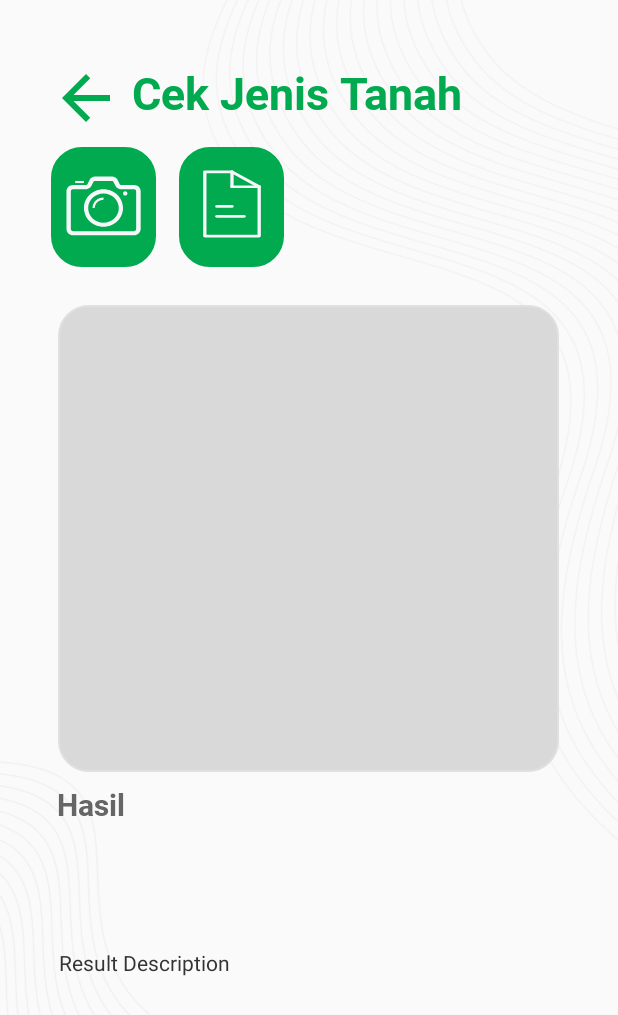
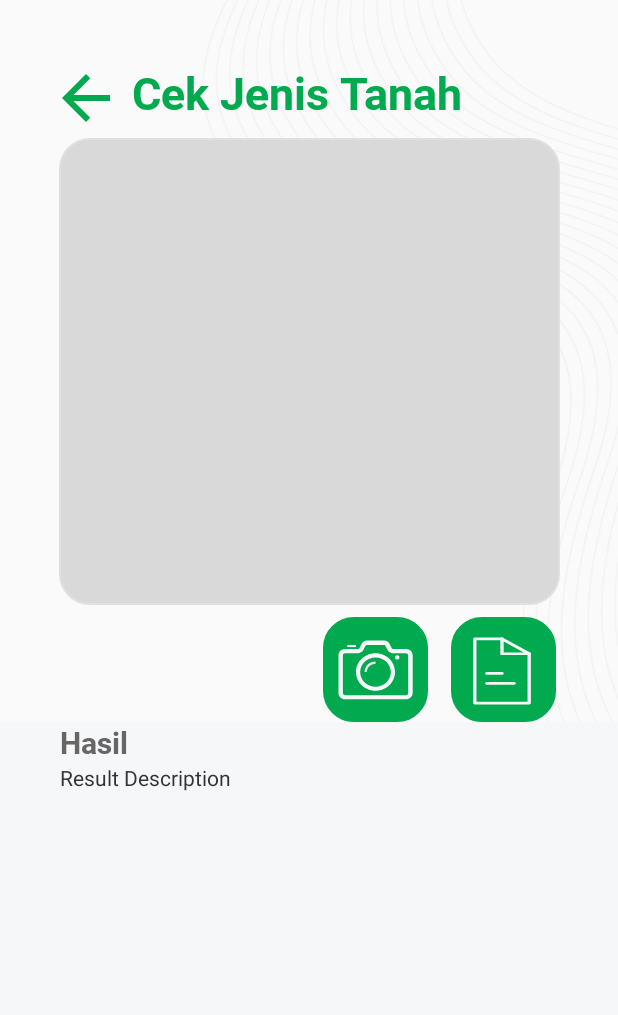
Before and after one commit to thirdianv/capstone-project, an Android app: the PictureProcessActivity screen opened directly, with no data from a screen before it, on a phone screen of 412 x 824 dp. Shown: the top 1015 px of the screen. Run offline under Robolectric (Android 15) with nearby library versions, the phone set to English and light mode, and no system bars.

Commit message:
add tflite to android and intent gallery

```diff
--- a/app/build.gradle
+++ b/app/build.gradle
@@ -25,6 +25,7 @@ android {
     }
     buildFeatures {
         viewBinding true
+        mlModelBinding true
     }
     compileOptions {
         sourceCompatibility JavaVersion.VERSION_1_8
@@ -37,6 +38,8 @@ android {
 
 dependencies {
 
+    implementation 'org.tensorflow:tensorflow-lite-support:0.1.0-rc1'
+    implementation 'org.tensorflow:tensorflow-lite-metadata:0.1.0-rc1'
     def camerax_version = "1.1.0-beta02"
 
     implementation "org.jetbrains.kotlin:kotlin-stdlib:1.6.21"
--- a/app/src/main/res/layout/activity_picture_process.xml
+++ b/app/src/main/res/layout/activity_picture_process.xml
@@ -39,19 +39,20 @@
     <LinearLayout
         android:id="@+id/btn_frametakepicture"
         android:layout_width="70dp"
-        android:layout_height="80dp"
-        android:layout_marginTop="16dp"
-        android:layout_marginStart="34dp"
+        android:layout_height="70dp"
+        android:layout_marginTop="8dp"
         android:background="@drawable/custom_shape3"
+        app:layout_constraintEnd_toEndOf="parent"
+        app:layout_constraintHorizontal_bias="0.63"
         app:layout_constraintStart_toStartOf="parent"
-        app:layout_constraintTop_toBottomOf="@+id/tv_cek_tanah">
+        app:layout_constraintTop_toBottomOf="@+id/result_framepicture">
 
         <Button
             android:id="@+id/cameraXButton"
             android:layout_width="50dp"
             android:layout_height="40dp"
             android:layout_marginStart="10dp"
-            android:layout_marginTop="19dp"
+            android:layout_marginTop="15dp"
             android:background="@drawable/ic_camera"
             android:contentDescription="Ambil Gambar" />
     </LinearLayout>
@@ -59,7 +60,7 @@
     <LinearLayout
         android:id="@+id/btn_frametakefile"
         android:layout_width="70dp"
-        android:layout_height="80dp"
+        android:layout_height="70dp"
         android:layout_marginStart="15dp"
         android:background="@drawable/custom_shape3"
         app:layout_constraintBottom_toBottomOf="@+id/btn_frametakepicture"
@@ -70,8 +71,8 @@
             android:id="@+id/galleryButton"
             android:layout_width="40dp"
             android:layout_height="45dp"
-            android:layout_marginStart="15dp"
-            android:layout_marginTop="15dp"
+            android:layout_marginStart="14dp"
+            android:layout_marginTop="13dp"
             android:background="@drawable/ic_document"
             android:contentDescription="Ambil Gambar" />
     </LinearLayout>
@@ -80,55 +81,58 @@
         android:id="@+id/result_framepicture"
         android:layout_width="334dp"
         android:layout_height="311dp"
-        android:layout_marginTop="25dp"
+        android:layout_marginTop="10dp"
         android:background="@drawable/custom_shape4"
         app:layout_constraintEnd_toEndOf="parent"
-        app:layout_constraintHorizontal_bias="0.493"
         app:layout_constraintStart_toStartOf="parent"
-        app:layout_constraintTop_toBottomOf="@+id/btn_frametakefile"
-        app:layout_constraintVertical_bias="0.0">
+        app:layout_constraintTop_toBottomOf="@+id/tv_cek_tanah">
+
         <ImageView
             android:id="@+id/previewImageView"
             android:layout_width="wrap_content"
             android:layout_height="wrap_content"
-            tools:src="@drawable/ic_jpg"
-            android:layout_centerInParent="true"/>
+            android:layout_centerInParent="true"
+            tools:src="@drawable/ic_jpg" />
     </RelativeLayout>
 
-    <TextView
-        android:id="@+id/tv_hasil"
-        style="@style/FeaturedStyle"
-        android:layout_width="wrap_content"
-        android:layout_height="wrap_content"
-        android:layout_marginTop="8dp"
-        android:text="@string/hasil"
-        android:textColor="@color/black2"
-        app:layout_constraintEnd_toEndOf="parent"
-        app:layout_constraintHorizontal_bias="0.104"
-        app:layout_constraintStart_toStartOf="parent"
-        app:layout_constraintTop_toBottomOf="@+id/result_framepicture" />
 
     <RelativeLayout
-        android:layout_width="334dp"
-        android:layout_height="110dp"
+        android:id="@+id/relativeLayout"
+        android:layout_width="match_parent"
+        android:layout_height="200dp"
+        android:background="@color/white2"
         app:layout_constraintBottom_toBottomOf="parent"
         app:layout_constraintEnd_toEndOf="parent"
+        app:layout_constraintHorizontal_bias="0.0"
         app:layout_constraintStart_toStartOf="parent"
-        app:layout_constraintTop_toBottomOf="@+id/tv_hasil">
+        app:layout_constraintTop_toBottomOf="@+id/btn_frametakefile"
+        app:layout_constraintVertical_bias="0.0">
+
+        <TextView
+            android:id="@+id/tv_hasil"
+            style="@style/FeaturedStyle"
+            android:layout_width="wrap_content"
+            android:layout_height="wrap_content"
+            android:layout_marginStart="40dp"
+            android:text="@string/hasil"
+            android:textColor="@color/black2" />
+
         <ScrollView
             android:layout_width="match_parent"
-            android:layout_height="match_parent">
+            android:layout_height="match_parent"
+            android:layout_below="@+id/tv_hasil"
+            android:layout_marginStart="40dp"
+            android:layout_marginEnd="40dp">
+
             <TextView
                 android:id="@+id/tv_text_hasil"
                 android:layout_width="match_parent"
                 android:layout_height="match_parent"
                 android:justificationMode="inter_word"
-                android:textColor="@color/black3"
                 android:text="@string/result"
-                />
+                android:textColor="@color/black3" />
         </ScrollView>
     </RelativeLayout>
 
 
-
 </androidx.constraintlayout.widget.ConstraintLayout>
```
Also changed, not shown: app/src/main/AndroidManifest.xml (+7 -4 lines), app/src/main/java/com/bangkit2022/bentala/view/PictureProcessActivity.kt (+16 -4 lines), app/src/main/java/com/bangkit2022/bentala/view/Utils.kt (+21 -1 lines), 1 other file.
